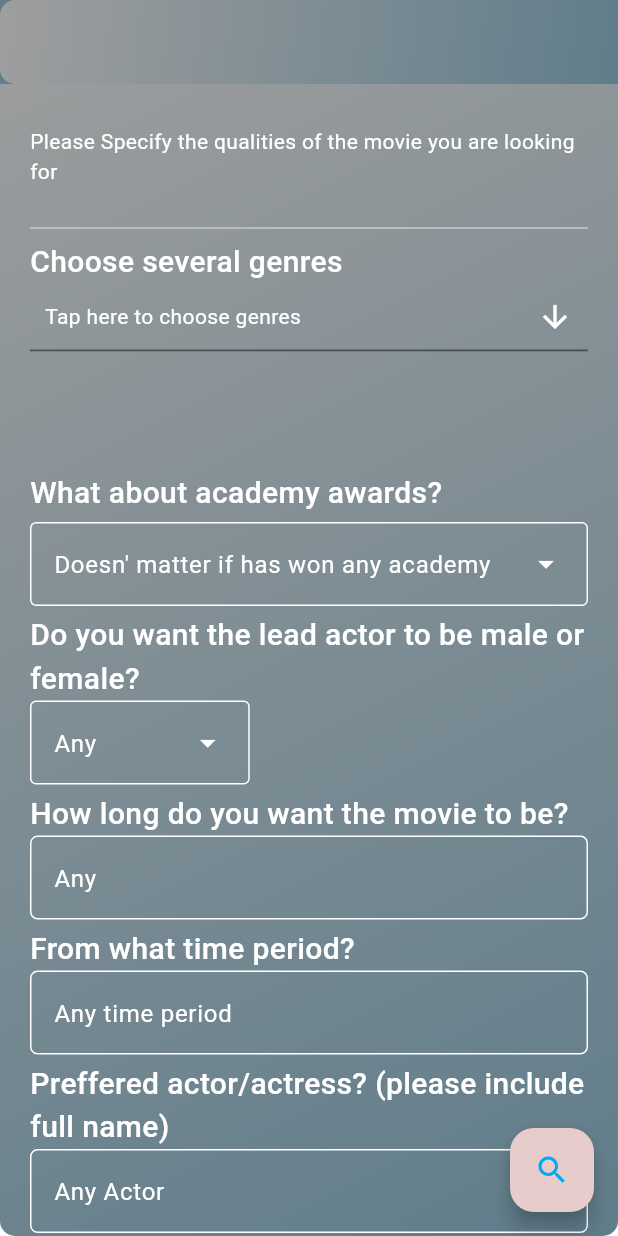
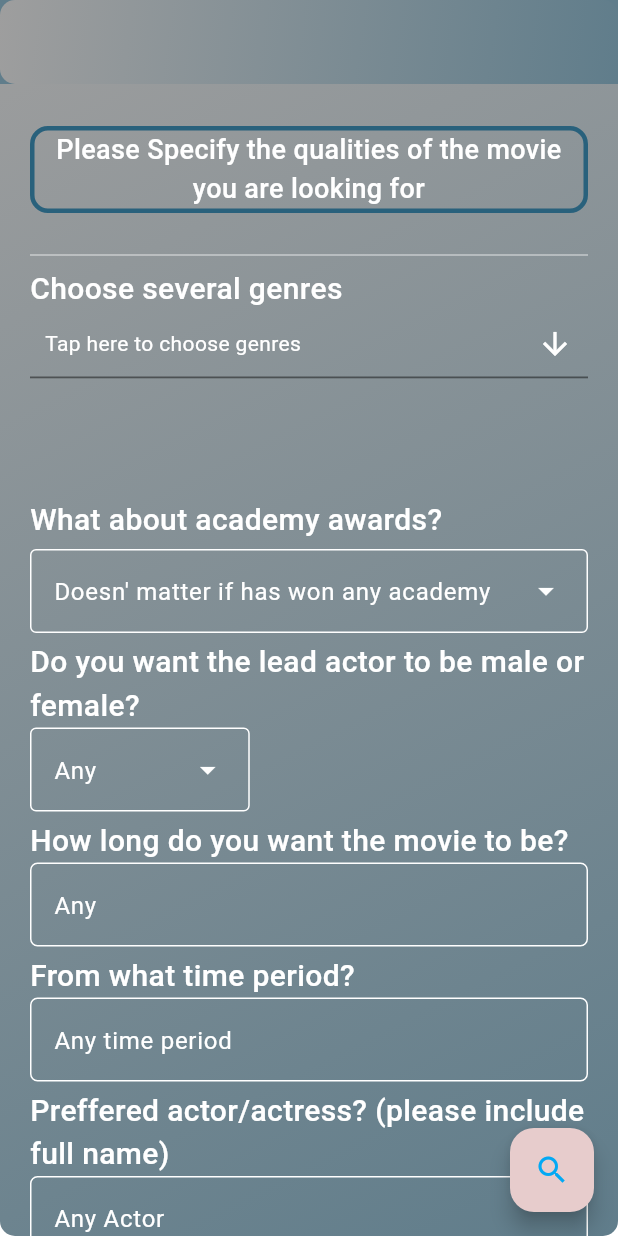
Before and after one commit to Iamyouandwhatiseeisme/CinemApp, a Flutter app: the screen it shows after launch, on a phone screen of 412 x 824 dp. Run offline on Flutter 3.47's test engine with Material 3 defaults, Android fonts, the phone set to English and light mode, and no system bars; drawn by our look-alikes of multi_select_flutter; our stand-ins replace animated_text_kit, bloc, cloud_firestore, equatable, firebase_core, flutter_bloc and 5 more; accounts and stored records are empty; Roboto replaces fonts that are missing (Telegraf).

```diff
--- a/lib/bloc/cubit/fetch_movies_cubit.dart
+++ b/lib/bloc/cubit/fetch_movies_cubit.dart
@@ -14,11 +14,9 @@ class FetchMoviesCubit extends Cubit<FetchMoviesState> {
   Future<List<MovieModel>> fetchMovies(
       {required List<String> moviesList}) async {
     List<MovieModel> movieModels = [];
-    print(moviesList.length);
 
     emit(FetchMoviesLoading());
     for (final name in moviesList) {
-      print(name);
       String url =
           'https://api.themoviedb.org/3/search/movie?api_key=${Constants.apiKey}&query=$name';
       try {
@@ -41,7 +39,6 @@ class FetchMoviesCubit extends Cubit<FetchMoviesState> {
                 movieModels.add(movie);
               }
             } catch (e) {
-              print(e.toString());
               emit(
                 FetchMoviesError(
                   errorMessage: e.toString(),
@@ -51,8 +48,6 @@ class FetchMoviesCubit extends Cubit<FetchMoviesState> {
           }
         }
       } catch (e) {
-        print(e.toString());
-
         emit(
           FetchMoviesError(
             errorMessage: e.toString(),
--- a/lib/data/get_it_methods.dart
+++ b/lib/data/get_it_methods.dart
@@ -1,3 +1,4 @@
+import 'package:cinemapp/data/firestore/firestore_database.dart';
 import 'package:cinemapp/main.dart';
 
 import '../presentation/presentation.dart';
@@ -7,4 +8,5 @@ void setUp() {
   sl.registerSingleton<NavigatorClient>(NavigatorClient());
   sl.registerSingleton<StringManager>(StringManager());
   sl.registerLazySingleton<GeminiService>(() => GeminiService());
+  sl.registerSingleton<FireStoreDataBase>(FireStoreDataBase());
 }
--- a/lib/data/util.dart
+++ b/lib/data/util.dart
@@ -16,7 +16,7 @@ class Util {
     String result = numberStr.substring(0, firstCommaIndex);
 
     for (int i = firstCommaIndex; i < length; i += 3) {
-      result += ',' + numberStr.substring(i, i + 3);
+      result += ',${numberStr.substring(i, i + 3)}';
     }
 
     return result;
--- a/lib/main.dart
+++ b/lib/main.dart
@@ -7,6 +7,7 @@ import 'package:flutter_bloc/flutter_bloc.dart';
 import 'package:flutter_dotenv/flutter_dotenv.dart';
 import 'package:get_it/get_it.dart';
 import 'package:provider/provider.dart';
+import 'package:firebase_core/firebase_core.dart';
 
 import 'presentation/presentation.dart';
 import 'presentation/themes/themes.dart';
@@ -14,7 +15,10 @@ import 'presentation/themes/themes.dart';
 final sl = GetIt.instance;
 
 Future<void> main() async {
+  WidgetsFlutterBinding.ensureInitialized();
+  await Firebase.initializeApp();
   await dotenv.load(fileName: ".env");
+
   setUp();
   runApp(const MyApp());
 }
@@ -38,7 +42,7 @@ class MyApp extends StatelessWidget {
         create: (BuildContext context) => ThemeProvider(),
         child: Builder(builder: (context) {
           return MaterialApp(
-              title: 'Flutter Demo',
+              title: 'CinemAPP',
               theme:
                   context.watch<ThemeProvider>().currentTheme == AppTheme.dark
                       ? lightTheme
--- a/lib/presentation/pages/chat_screen/chat_screen.dart
+++ b/lib/presentation/pages/chat_screen/chat_screen.dart
@@ -127,7 +127,6 @@ class _ChatScreenState extends State<ChatScreen> {
                     ],
                   );
                 } else {
-                  print('Building');
                   return const Center(
                     child: LinearProgressIndicator(
                       semanticsLabel:
--- a/lib/presentation/pages/initial_page/initial_page.dart
+++ b/lib/presentation/pages/initial_page/initial_page.dart
@@ -125,10 +125,26 @@ class _InitialPageState extends State<InitialPage> {
                     mainAxisAlignment: MainAxisAlignment.start,
                     crossAxisAlignment: CrossAxisAlignment.start,
                     children: <Widget>[
-                      const Padding(
-                        padding: EdgeInsets.only(top: 28.0),
-                        child: Text(
-                            'Please Specify the qualities of the movie you are looking for'),
+                      Padding(
+                        padding: const EdgeInsets.only(top: 28.0),
+                        child: Container(
+                          decoration: BoxDecoration(
+                              border: Border.all(
+                                  width: 3,
+                                  color:
+                                      const Color.fromARGB(255, 41, 97, 124)),
+                              borderRadius: BorderRadius.circular(12),
+                              shape: BoxShape.rectangle),
+                          child: const Align(
+                            alignment: Alignment.center,
+                            child: Text(
+                              textAlign: TextAlign.center,
+                              'Please Specify the qualities of the movie you are looking for',
+                              style: TextStyle(
+                                  fontSize: 18, fontWeight: FontWeight.w500),
+                            ),
+                          ),
+                        ),
                       ),
                       const SizedBox(height: 20),
                       Divider(
@@ -230,14 +246,6 @@ class _InitialPageState extends State<InitialPage> {
                     _isProcessing = false;
                   });
 
-                  // prefferedActor.clear();
-                  // movieLengthController.clear();
-                  // timePeriodController.clear();
-                  // mainActor.clear();
-                  // selectedGenres = [];
-                  // mainActorSex.clear();
-                  // prefferedAwards.clear();
-
                   if (context.mounted) {
                     Navigator.pushReplacementNamed(
                         context, NavigatorClient.chatScreen);
--- a/lib/presentation/presentation.dart
+++ b/lib/presentation/presentation.dart
@@ -10,3 +10,4 @@ export 'widgets/page_payloads/posters_screen_page_payload.dart';
 export 'widgets/star_rating.dart';
 export 'widgets/star_icon.dart';
 export 'pages/posters_screen/widgets/poster_card.dart';
+export 'pages/report_page/report_dialog.dart';
--- a/pubspec.yaml
+++ b/pubspec.yaml
@@ -52,6 +52,8 @@ dependencies:
   flutter_svg: ^2.0.10+1
   carousel_slider: ^4.2.1
   cached_network_image: ^3.3.1
+  firebase_core: ^3.0.0
+  cloud_firestore: ^5.0.0
 
 
 dev_dependencies:
```
Also changed, not shown: lib/data/firestore/firestore_database.dart (added, +22 -0 lines), lib/presentation/pages/chat_screen/widgets/message_widget.dart (+14 -2 lines), lib/presentation/pages/report_page/report_dialog.dart (added, +61 -0 lines), pubspec.lock, 6 other files.
